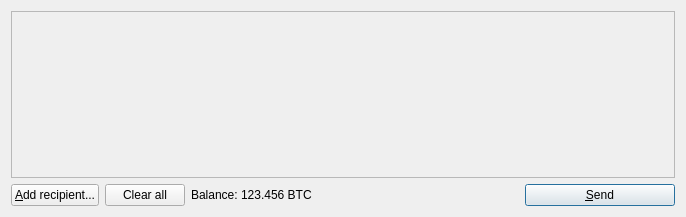
The window that src/qt/forms/sendcoinsdialog.ui (Earlz/firepeer) describes before a commit, drawn with Qt 5.
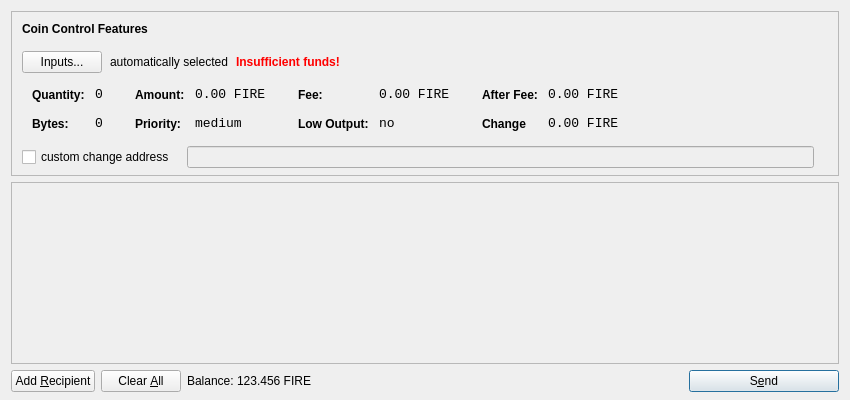
The same window after the commit. Icons and pictures are not drawn.

```diff
--- a/src/qt/forms/sendcoinsdialog.ui
+++ b/src/qt/forms/sendcoinsdialog.ui
@@ -6,14 +6,615 @@
    <rect>
     <x>0</x>
     <y>0</y>
-    <width>686</width>
-    <height>217</height>
+    <width>850</width>
+    <height>400</height>
    </rect>
   </property>
   <property name="windowTitle">
    <string>Send Coins</string>
   </property>
-  <layout class="QVBoxLayout" name="verticalLayout">
+  <layout class="QVBoxLayout" name="verticalLayout" stretch="0,1,0">
+   <property name="bottomMargin">
+    <number>8</number>
+   </property>
+   <item>
+    <widget class="QFrame" name="frameCoinControl">
+     <property name="sizePolicy">
+      <sizepolicy hsizetype="Expanding" vsizetype="Expanding">
+       <horstretch>0</horstretch>
+       <verstretch>0</verstretch>
+      </sizepolicy>
+     </property>
+     <property name="maximumSize">
+      <size>
+       <width>16777215</width>
+       <height>16777215</height>
+      </size>
+     </property>
+     <property name="frameShape">
+      <enum>QFrame::StyledPanel</enum>
+     </property>
+     <property name="frameShadow">
+      <enum>QFrame::Sunken</enum>
+     </property>
+     <layout class="QVBoxLayout" name="verticalLayoutCoinControl2">
+      <property name="spacing">
+       <number>-1</number>
+      </property>
+      <property name="leftMargin">
+       <number>0</number>
+      </property>
+      <property name="topMargin">
+       <number>0</number>
+      </property>
+      <property name="rightMargin">
+       <number>0</number>
+      </property>
+      <property name="bottomMargin">
+       <number>6</number>
+      </property>
+      <item>
+       <layout class="QVBoxLayout" name="verticalLayoutCoinControl" stretch="0,0,0,0,1">
+        <property name="spacing">
+         <number>0</number>
+        </property>
+        <property name="leftMargin">
+         <number>10</number>
+        </property>
+        <property name="topMargin">
+         <number>10</number>
+        </property>
+        <item>
+         <layout class="QHBoxLayout" name="horizontalLayoutCoinControl1">
+          <property name="bottomMargin">
+           <number>15</number>
+          </property>
+          <item>
+           <widget class="QLabel" name="labelCoinControlFeatures">
+            <property name="sizePolicy">
+             <sizepolicy hsizetype="Preferred" vsizetype="Maximum">
+              <horstretch>0</horstretch>
+              <verstretch>0</verstretch>
+             </sizepolicy>
+            </property>
+            <property name="font">
+             <font>
+              <weight>75</weight>
+              <bold>true</bold>
+             </font>
+            </property>
+            <property name="styleSheet">
+             <string notr="true">font-weight:bold;</string>
+            </property>
+            <property name="text">
+             <string>Coin Control Features</string>
+            </property>
+           </widget>
+          </item>
+         </layout>
+        </item>
+        <item>
+         <layout class="QHBoxLayout" name="horizontalLayoutCoinControl2" stretch="0,0,0,0">
+          <property name="spacing">
+           <number>8</number>
+          </property>
+          <property name="bottomMargin">
+           <number>10</number>
+          </property>
+          <item>
+           <widget class="QPushButton" name="pushButtonCoinControl">
+            <property name="styleSheet">
+             <string notr="true"/>
+            </property>
+            <property name="text">
+             <string>Inputs...</string>
+            </property>
+           </widget>
+          </item>
+          <item>
+           <widget class="QLabel" name="labelCoinControlAutomaticallySelected">
+            <property name="text">
+             <string>automatically selected</string>
+            </property>
+            <property name="margin">
+             <number>5</number>
+            </property>
+           </widget>
+          </item>
+          <item>
+           <widget class="QLabel" name="labelCoinControlInsuffFunds">
+            <property name="font">
+             <font>
+              <weight>75</weight>
+              <bold>true</bold>
+             </font>
+            </property>
+            <property name="styleSheet">
+             <string notr="true">color:red;font-weight:bold;</string>
+            </property>
+            <property name="text">
+             <string>Insufficient funds!</string>
+            </property>
+            <property name="margin">
+             <number>5</number>
+            </property>
+           </widget>
+          </item>
+          <item>
+           <spacer name="horizontalSpacerCoinControl">
+            <property name="orientation">
+             <enum>Qt::Horizontal</enum>
+            </property>
+            <property name="sizeHint" stdset="0">
+             <size>
+              <width>40</width>
+              <height>1</height>
+             </size>
+            </property>
+           </spacer>
+          </item>
+         </layout>
+        </item>
+        <item>
+         <widget class="QWidget" name="widgetCoinControl" native="true">
+          <property name="sizePolicy">
+           <sizepolicy hsizetype="Preferred" vsizetype="Preferred">
+            <horstretch>0</horstretch>
+            <verstretch>0</verstretch>
+           </sizepolicy>
+          </property>
+          <property name="minimumSize">
+           <size>
+            <width>0</width>
+            <height>0</height>
+           </size>
+          </property>
+          <property name="styleSheet">
+           <string notr="true"/>
+          </property>
+          <layout class="QHBoxLayout" name="horizontalLayoutCoinControl5">
+           <property name="margin">
+            <number>0</number>
+           </property>
+           <item>
+            <layout class="QHBoxLayout" name="horizontalLayoutCoinControl3" stretch="0,0,0,1">
+             <property name="spacing">
+              <number>20</number>
+             </property>
+             <property name="topMargin">
+              <number>0</number>
+             </property>
+             <property name="bottomMargin">
+              <number>10</number>
+             </property>
+             <item>
+              <layout class="QFormLayout" name="formLayoutCoinControl1">
+               <property name="horizontalSpacing">
+                <number>10</number>
+               </property>
+               <property name="verticalSpacing">
+                <number>14</number>
+               </property>
+               <property name="leftMargin">
+                <number>10</number>
+               </property>
+               <property name="topMargin">
+                <number>4</number>
+               </property>
+               <property name="rightMargin">
+                <number>6</number>
+               </property>
+               <item row="0" column="0">
+                <widget class="QLabel" name="labelCoinControlQuantityText">
+                 <property name="styleSheet">
+                  <string notr="true">font-weight:bold;</string>
+                 </property>
+                 <property name="text">
+                  <string>Quantity:</string>
+                 </property>
+                 <property name="margin">
+                  <number>0</number>
+                 </property>
+                </widget>
+               </item>
+               <item row="0" column="1">
+                <widget class="QLabel" name="labelCoinControlQuantity">
+                 <property name="font">
+                  <font>
+                   <family>Monospace</family>
+                   <pointsize>10</pointsize>
+                  </font>
+                 </property>
+                 <property name="cursor">
+                  <cursorShape>IBeamCursor</cursorShape>
+                 </property>
+                 <property name="contextMenuPolicy">
+                  <enum>Qt::ActionsContextMenu</enum>
+                 </property>
+                 <property name="text">
+                  <string>0</string>
+                 </property>
+                 <property name="margin">
+                  <number>0</number>
+                 </property>
+                 <property name="textInteractionFlags">
+                  <set>Qt::LinksAccessibleByMouse|Qt::TextSelectableByKeyboard|Qt::TextSelectableByMouse</set>
+                 </property>
+                </widget>
+               </item>
+               <item row="1" column="0">
+                <widget class="QLabel" name="labelCoinControlBytesText">
+                 <property name="styleSheet">
+                  <string notr="true">font-weight:bold;</string>
+                 </property>
+                 <property name="text">
+                  <string>Bytes:</string>
+                 </property>
+                </widget>
+               </item>
+               <item row="1" column="1">
+                <widget class="QLabel" name="labelCoinControlBytes">
+                 <property name="font">
+                  <font>
+                   <family>Monospace</family>
+                   <pointsize>10</pointsize>
+                  </font>
+                 </property>
+                 <property name="cursor">
+                  <cursorShape>IBeamCursor</cursorShape>
+                 </property>
+                 <property name="contextMenuPolicy">
+                  <enum>Qt::ActionsContextMenu</enum>
+                 </property>
+                 <property name="text">
+                  <string>0</string>
+                 </property>
+                 <property name="textInteractionFlags">
+                  <set>Qt::LinksAccessibleByMouse|Qt::TextSelectableByKeyboard|Qt::TextSelectableByMouse</set>
+                 </property>
+                </widget>
+               </item>
+              </layout>
+             </item>
+             <item>
+              <layout class="QFormLayout" name="formLayoutCoinControl2">
+               <property name="horizontalSpacing">
+                <number>10</number>
+               </property>
+               <property name="verticalSpacing">
+                <number>14</number>
+               </property>
+               <property name="leftMargin">
+                <number>6</number>
+               </property>
+               <property name="topMargin">
+                <number>4</number>
+               </property>
+               <property name="rightMargin">
+                <number>6</number>
+               </property>
+               <item row="0" column="0">
+                <widget class="QLabel" name="labelCoinControlAmountText">
+                 <property name="styleSheet">
+                  <string notr="true">font-weight:bold;</string>
+                 </property>
+                 <property name="text">
+                  <string>Amount:</string>
+                 </property>
+                 <property name="margin">
+                  <number>0</number>
+                 </property>
+                </widget>
+               </item>
+               <item row="0" column="1">
+                <widget class="QLabel" name="labelCoinControlAmount">
+                 <property name="font">
+                  <font>
+                   <family>Monospace</family>
+                   <pointsize>10</pointsize>
+                  </font>
+                 </property>
+                 <property name="cursor">
+                  <cursorShape>IBeamCursor</cursorShape>
+                 </property>
+                 <property name="contextMenuPolicy">
+                  <enum>Qt::ActionsContextMenu</enum>
+                 </property>
+                 <property name="text">
+                  <string>0.00 FIRE</string>
+                 </property>
+                 <property name="textInteractionFlags">
+                  <set>Qt::LinksAccessibleByMouse|Qt::TextSelectableByKeyboard|Qt::TextSelectableByMouse</set>
+                 </property>
+                </widget>
+               </item>
+               <item row="1" column="0">
+                <widget class="QLabel" name="labelCoinControlPriorityText">
+                 <property name="styleSheet">
+                  <string notr="true">font-weight:bold;</string>
+                 </property>
+                 <property name="text">
+                  <string>Priority:</string>
+                 </property>
+                </widget>
+               </item>
+               <item row="1" column="1">
+                <widget class="QLabel" name="labelCoinControlPriority">
+                 <property name="font">
+                  <font>
+                   <family>Monospace</family>
+                   <pointsize>10</pointsize>
+                  </font>
+                 </property>
+                 <property name="cursor">
+                  <cursorShape>IBeamCursor</cursorShape>
+                 </property>
+                 <property name="contextMenuPolicy">
+                  <enum>Qt::ActionsContextMenu</enum>
+                 </property>
+                 <property name="text">
+                  <string>medium</string>
+                 </property>
+                 <property name="textInteractionFlags">
+                  <set>Qt::LinksAccessibleByMouse|Qt::TextSelectableByKeyboard|Qt::TextSelectableByMouse</set>
+                 </property>
+                </widget>
+               </item>
+              </layout>
+             </item>
+             <item>
+              <layout class="QFormLayout" name="formLayoutCoinControl3">
+               <property name="horizontalSpacing">
+                <number>10</number>
+               </property>
+               <property name="verticalSpacing">
+                <number>14</number>
+               </property>
+               <property name="leftMargin">
+                <number>6</number>
+               </property>
+               <property name="topMargin">
+                <number>4</number>
+               </property>
+               <property name="rightMargin">
+                <number>6</number>
+               </property>
+               <item row="0" column="0">
+                <widget class="QLabel" name="labelCoinControlFeeText">
+                 <property name="styleSheet">
+                  <string notr="true">font-weight:bold;</string>
+                 </property>
+                 <property name="text">
+                  <string>Fee:</string>
+                 </property>
+                 <property name="margin">
+                  <number>0</number>
+                 </property>
+                </widget>
+               </item>
+               <item row="0" column="1">
+                <widget class="QLabel" name="labelCoinControlFee">
+                 <property name="font">
+                  <font>
+                   <family>Monospace</family>
+                   <pointsize>10</pointsize>
+                  </font>
+                 </property>
+                 <property name="cursor">
+                  <cursorShape>IBeamCursor</cursorShape>
+                 </property>
+                 <property name="contextMenuPolicy">
+                  <enum>Qt::ActionsContextMenu</enum>
+                 </property>
+                 <property name="text">
+                  <string>0.00 FIRE</string>
+                 </property>
+                 <property name="textInteractionFlags">
+                  <set>Qt::LinksAccessibleByMouse|Qt::TextSelectableByKeyboard|Qt::TextSelectableByMouse</set>
+                 </property>
+                </widget>
+               </item>
+               <item row="1" column="0">
+                <widget class="QLabel" name="labelCoinControlLowOutputText">
+                 <property name="styleSheet">
+                  <string notr="true">font-weight:bold;</string>
+                 </property>
+                 <property name="text">
+                  <string>Low Output:</string>
+                 </property>
+                </widget>
+               </item>
+               <item row="1" column="1">
+                <widget class="QLabel" name="labelCoinControlLowOutput">
+                 <property name="font">
+                  <font>
+                   <family>Monospace</family>
+                   <pointsize>10</pointsize>
+                  </font>
+                 </property>
+                 <property name="cursor">
+                  <cursorShape>IBeamCursor</cursorShape>
+                 </property>
+                 <property name="contextMenuPolicy">
+                  <enum>Qt::ActionsContextMenu</enum>
+                 </property>
+                 <property name="text">
+                  <string>no</string>
+                 </property>
+                 <property name="textInteractionFlags">
+                  <set>Qt::LinksAccessibleByMouse|Qt::TextSelectableByKeyboard|Qt::TextSelectableByMouse</set>
+                 </property>
+                </widget>
+               </item>
+              </layout>
+             </item>
+             <item>
+              <layout class="QFormLayout" name="formLayoutCoinControl4">
+               <property name="horizontalSpacing">
+                <number>10</number>
+               </property>
+               <property name="verticalSpacing">
+                <number>14</number>
+               </property>
+               <property name="leftMargin">
+                <number>6</number>
+               </property>
+               <property name="topMargin">
+                <number>4</number>
+               </property>
+               <property name="rightMargin">
+                <number>6</number>
+               </property>
+               <item row="0" column="0">
+                <widget class="QLabel" name="labelCoinControlAfterFeeText">
+                 <property name="styleSheet">
+                  <string notr="true">font-weight:bold;</string>
+                 </property>
+                 <property name="text">
+                  <string>After Fee:</string>
+                 </property>
+                 <property name="margin">
+                  <number>0</number>
+                 </property>
+                </widget>
+               </item>
+               <item row="0" column="1">
+                <widget class="QLabel" name="labelCoinControlAfterFee">
+                 <property name="font">
+                  <font>
+                   <family>Monospace</family>
+                   <pointsize>10</pointsize>
+                  </font>
+                 </property>
+                 <property name="cursor">
+                  <cursorShape>IBeamCursor</cursorShape>
+                 </property>
+                 <property name="contextMenuPolicy">
+                  <enum>Qt::ActionsContextMenu</enum>
+                 </property>
+                 <property name="text">
+                  <string>0.00 FIRE</string>
+                 </property>
+                 <property name="textInteractionFlags">
+                  <set>Qt::LinksAccessibleByMouse|Qt::TextSelectableByKeyboard|Qt::TextSelectableByMouse</set>
+                 </property>
+                </widget>
+               </item>
+               <item row="1" column="0">
+                <widget class="QLabel" name="labelCoinControlChangeText">
+                 <property name="styleSheet">
+                  <string notr="true">font-weight:bold;</string>
+                 </property>
+                 <property name="text">
+                  <string>Change</string>
+                 </property>
+                </widget>
+               </item>
+               <item row="1" column="1">
+                <widget class="QLabel" name="labelCoinControlChange">
+                 <property name="font">
+                  <font>
+                   <family>Monospace</family>
+                   <pointsize>10</pointsize>
+                  </font>
+                 </property>
+                 <property name="cursor">
+                  <cursorShape>IBeamCursor</cursorShape>
+                 </property>
+                 <property name="contextMenuPolicy">
+                  <enum>Qt::ActionsContextMenu</enum>
+                 </property>
+                 <property name="text">
+                  <string>0.00 FIRE</string>
+                 </property>
+                 <property name="textInteractionFlags">
+                  <set>Qt::LinksAccessibleByMouse|Qt::TextSelectableByKeyboard|Qt::TextSelectableByMouse</set>
+                 </property>
+                </widget>
+               </item>
+              </layout>
+             </item>
+            </layout>
+           </item>
+          </layout>
+         </widget>
+        </item>
+        <item>
+         <layout class="QHBoxLayout" name="horizontalLayoutCoinControl4" stretch="0,0,0">
+          <property name="spacing">
+           <number>12</number>
+          </property>
+          <property name="sizeConstraint">
+           <enum>QLayout::SetDefaultConstraint</enum>
+          </property>
+          <property name="topMargin">
+           <number>5</number>
+          </property>
+          <property name="rightMargin">
+           <number>5</number>
+          </property>
+          <item>
+           <widget class="QCheckBox" name="checkBoxCoinControlChange">
+            <property name="text">
+             <string>custom change address</string>
+            </property>
+           </widget>
+          </item>
+          <item>
+           <widget class="QLineEdit" name="lineEditCoinControlChange">
+            <property name="enabled">
+             <bool>false</bool>
+            </property>
+            <property name="sizePolicy">
+             <sizepolicy hsizetype="Expanding" vsizetype="Fixed">
+              <horstretch>0</horstretch>
+              <verstretch>0</verstretch>
+             </sizepolicy>
+            </property>
+           </widget>
+          </item>
+          <item>
+           <widget class="QLabel" name="labelCoinControlChangeLabel">
+            <property name="sizePolicy">
+             <sizepolicy hsizetype="Preferred" vsizetype="Expanding">
+              <horstretch>0</horstretch>
+              <verstretch>0</verstretch>
+             </sizepolicy>
+            </property>
+            <property name="minimumSize">
+             <size>
+              <width>0</width>
+              <height>0</height>
+             </size>
+            </property>
+            <property name="text">
+             <string/>
+            </property>
+            <property name="margin">
+             <number>3</number>
+            </property>
+           </widget>
+          </item>
+         </layout>
+        </item>
+        <item>
+         <spacer name="verticalSpacerCoinControl">
+          <property name="orientation">
+           <enum>Qt::Vertical</enum>
+          </property>
+          <property name="sizeHint" stdset="0">
+           <size>
+            <width>800</width>
+            <height>1</height>
+           </size>
+          </property>
+         </spacer>
+        </item>
+       </layout>
+      </item>
+     </layout>
+    </widget>
+   </item>
    <item>
     <widget class="QScrollArea" name="scrollArea">
      <property name="widgetResizable">
@@ -24,7 +625,7 @@
        <rect>
         <x>0</x>
         <y>0</y>
-        <width>666</width>
+        <width>830</width>
         <height>165</height>
        </rect>
       </property>
@@ -64,12 +665,15 @@
         <string>Send to multiple recipients at once</string>
        </property>
        <property name="text">
-        <string>&amp;Add recipient...</string>
+        <string>Add &amp;Recipient</string>
        </property>
        <property name="icon">
         <iconset resource="../bitcoin.qrc">
          <normaloff>:/icons/add</normaloff>:/icons/add</iconset>
        </property>
+       <property name="autoDefault">
+        <bool>false</bool>
+       </property>
       </widget>
      </item>
      <item>
@@ -84,7 +688,7 @@
         <string>Remove all transaction fields</string>
        </property>
        <property name="text">
-        <string>Clear all</string>
+        <string>Clear &amp;All</string>
        </property>
        <property name="icon">
         <iconset resource="../bitcoin.qrc">
@@ -93,6 +697,9 @@
        <property name="autoRepeatDelay">
         <number>300</number>
        </property>
+       <property name="autoDefault">
+        <bool>false</bool>
+       </property>
       </widget>
      </item>
      <item>
@@ -102,6 +709,12 @@
        </property>
        <item>
         <widget class="QLabel" name="label">
+         <property name="sizePolicy">
+          <sizepolicy hsizetype="Preferred" vsizetype="Fixed">
+           <horstretch>0</horstretch>
+           <verstretch>0</verstretch>
+          </sizepolicy>
+         </property>
          <property name="text">
           <string>Balance:</string>
          </property>
@@ -109,8 +722,17 @@
        </item>
        <item>
         <widget class="QLabel" name="labelBalance">
+         <property name="sizePolicy">
+          <sizepolicy hsizetype="Preferred" vsizetype="Fixed">
+           <horstretch>0</horstretch>
+           <verstretch>0</verstretch>
+          </sizepolicy>
+         </property>
+         <property name="cursor">
+          <cursorShape>IBeamCursor</cursorShape>
+         </property>
          <property name="text">
-          <string>123.456 BTC</string>
+          <string>123.456 FIRE</string>
          </property>
          <property name="textInteractionFlags">
           <set>Qt::LinksAccessibleByMouse|Qt::TextSelectableByKeyboard|Qt::TextSelectableByMouse</set>
@@ -144,7 +766,7 @@
         <string>Confirm the send action</string>
        </property>
        <property name="text">
-        <string>&amp;Send</string>
+        <string>S&amp;end</string>
        </property>
        <property name="icon">
         <iconset resource="../bitcoin.qrc">
```
